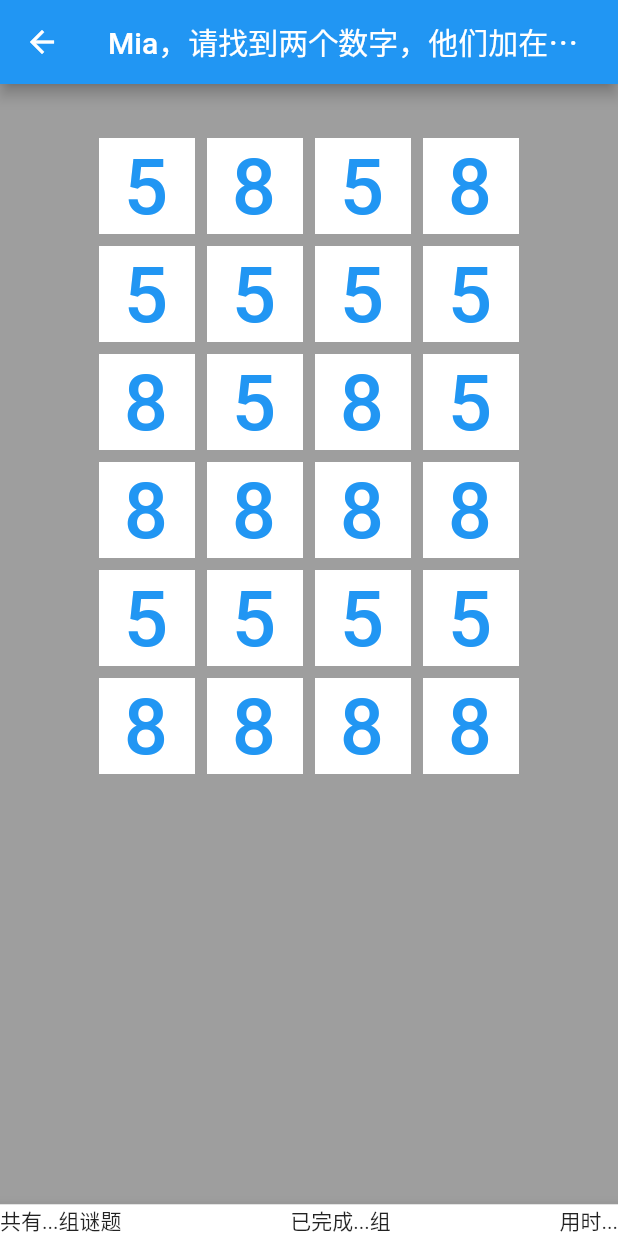
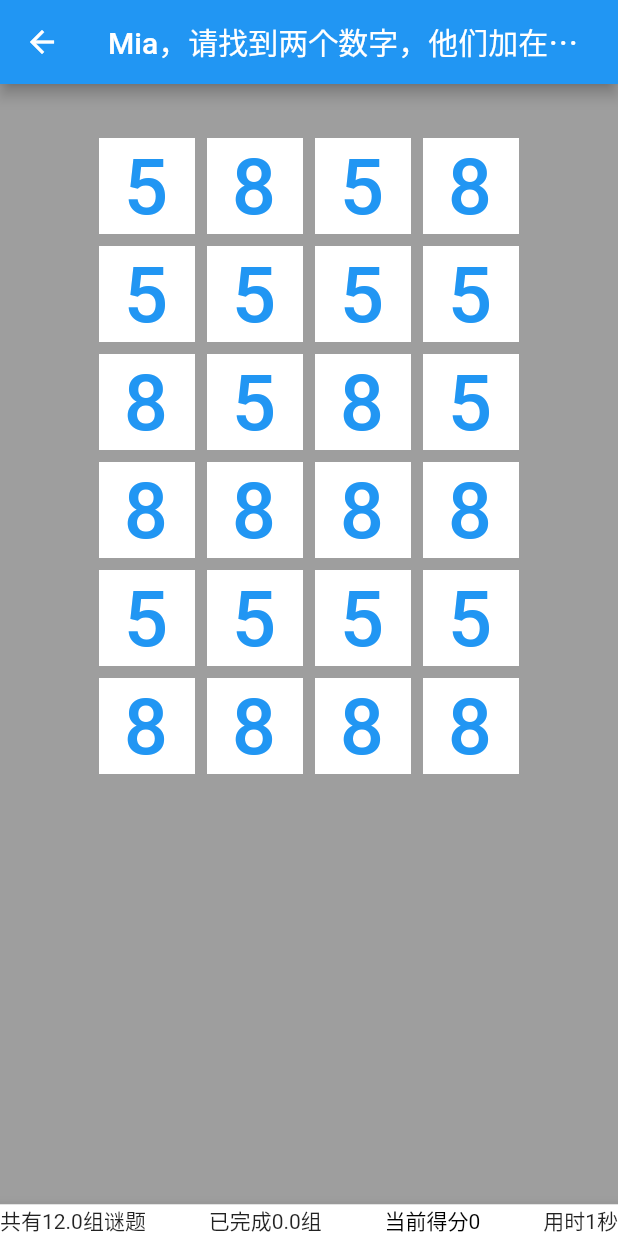
Before and after one commit to chen15959/scrapeup, a Flutter app: the screen it shows after launch, scrolled down 576 dp, after a tap on "目标：13", on a phone screen of 412 x 824 dp. Run offline on Flutter 3.47's test engine with Material 2 defaults, Android fonts, the phone set to English and light mode, and no system bars; missing offline and left inert: flutter_beep.

Commit message:
time & score

```diff
--- a/lib/game.dart
+++ b/lib/game.dart
@@ -73,6 +73,10 @@ class _GamePageState extends State<GamePage> {
   ///
   List<int> _puzzle = [];
 
+  /// 得分
+  ///
+  int score = 0;
+
   /// 当前选中的格子
   ///
   int _current = -1;
@@ -85,10 +89,10 @@ class _GamePageState extends State<GamePage> {
   void initState() {
     super.initState();
 
-    // _timer = Timer.periodic(Duration(seconds: 1), (timer) {
-    //   setState(() {
-    //   });
-    // });
+    _timer = Timer.periodic(Duration(seconds: 1), (timer) {
+      setState(() {
+      });
+    });
 
 
     List<int> value = [];
@@ -108,8 +112,8 @@ class _GamePageState extends State<GamePage> {
 
 
   @override
-  void disppose() {
-    // _timer!.cancel();
+  void dispose() {
+    _timer!.cancel();
 
     super.dispose();
   }
@@ -149,14 +153,20 @@ class _GamePageState extends State<GamePage> {
                 onPressed: () {
                   setState(() {
                     if (_current >= 0) {
+                      if (_current == i) {
+                        _current = -1;
+                        return;
+                      }
+
                       if (_puzzle[i] + _puzzle[_current] == widget.target) {
                         FlutterBeep.beep();
+                        score = score + 200;
 
                         if (left == 2) {
                           showDialog(context: context,
                               builder: (BuildContext context) {
                                 return AlertDialog(
-                                  content: Text("太棒啦！在...内解决了问题！"),
+                                  content: Text('太棒啦！\n在' + _timer!.tick.toString() + '秒内全部做完！\n总得分为：$score分！'),
                                   actions: [
                                     TextButton(child: Text(r'再来一局'),
                                         onPressed: () {
@@ -181,6 +191,7 @@ class _GamePageState extends State<GamePage> {
                       }
                       else {
                         FlutterBeep.beep(false);
+                        score = score - 100;
                         _current = -1;
                       }
                     }
@@ -223,9 +234,10 @@ class _GamePageState extends State<GamePage> {
           mainAxisSize: MainAxisSize.max,
           mainAxisAlignment: MainAxisAlignment.spaceBetween,
           children: [
-            Text('共有...组谜题'),
-            Text('已完成...组'),
-            Text('用时...')
+            Text('共有' + (_puzzle.length / 2).toString() + '组谜题'),
+            Text('已完成' + ((_puzzle.length - left) / 2).toString() + '组'),
+            Text('当前得分$score', style: TextStyle(color: score >= 0 ? Colors.black : Colors.red),),
+            Text('用时' + _timer!.tick.toString() + '秒')
             ]
         ),
       ),
```
